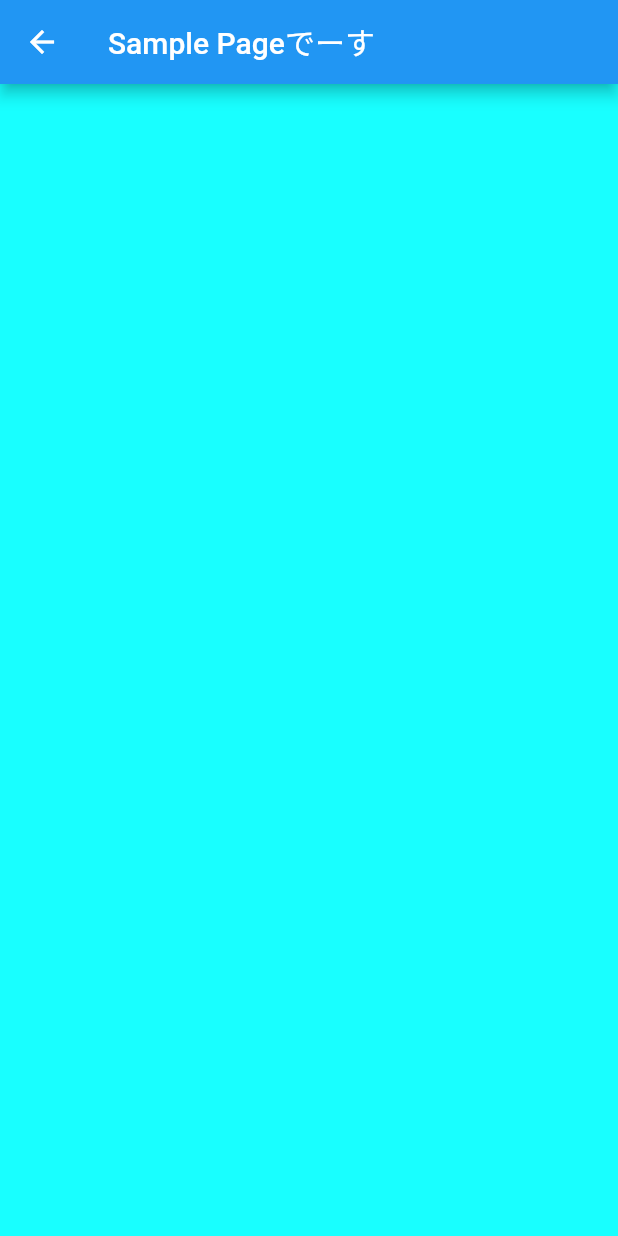
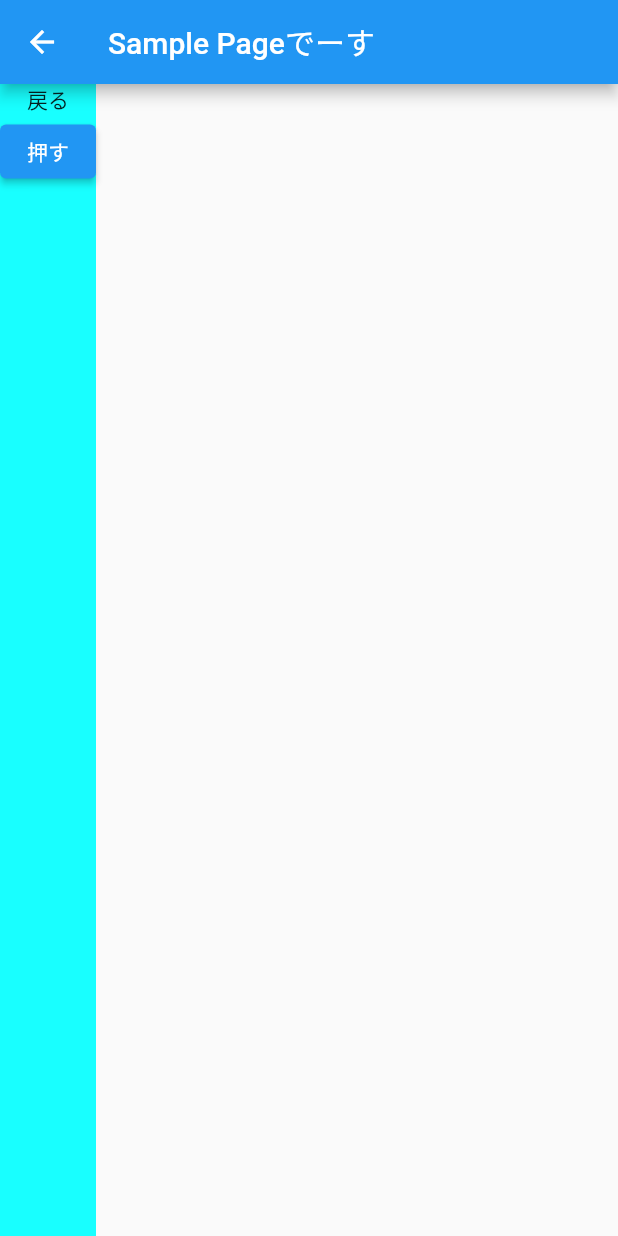
Before and after one commit to yeele/flutter_simple_pages, a Flutter app: the SamplePage screen opened directly, on a phone screen of 412 x 824 dp. Run offline on Flutter 3.47's test engine with Material 2 defaults, Android fonts, the phone set to English and light mode, and no system bars.

Commit message:
２ページ目から戻る遷移

```diff
--- a/lib/sample_page.dart
+++ b/lib/sample_page.dart
@@ -9,8 +9,18 @@ class SamplePage extends StatelessWidget {
           title: Text("Sample Pageでーす"),
         ),
         body: Container(
-          height: double.infinity,
-          color: Colors.cyanAccent,
-        ));
+            height: double.infinity,
+            color: Colors.cyanAccent,
+            child: Column(
+              children: [
+                Text("戻る"),
+                ElevatedButton(
+                    onPressed: () {
+                      print("foo");
+                      Navigator.pop(context);
+                    },
+                    child: Text("押す")),
+              ],
+            )));
   }
 }
```
